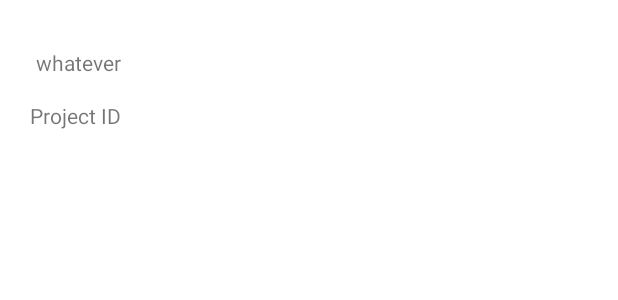
After one commit to gosooners345/CodeBuildersApp, an Android app: the layout file_name_listitem_layout.xml on its own in the app's theme, with its tools: preview values and no code run, on a phone screen of 412 x 824 dp. The commit adds this screen. Shown: the top 300 px of the screen. Run offline under Robolectric (Android 15) with nearby library versions, the phone set to English and light mode, and no system bars.

Commit message:
Added Coding features and completed main section of app
Signed-off-by: Brandon James Guerin <boomersooner12345@gmail.com>

```diff
--- a/app/src/main/res/layout/activity_browser.xml
+++ b/app/src/main/res/layout/activity_browser.xml
@@ -1,11 +1,13 @@
 <?xml version="1.0" encoding="utf-8"?>
-<androidx.constraintlayout.widget.ConstraintLayout xmlns:android="http://schemas.android.com/apk/res/android"
+<androidx.coordinatorlayout.widget.CoordinatorLayout
+    xmlns:android="http://schemas.android.com/apk/res/android"
     xmlns:app="http://schemas.android.com/apk/res-auto"
     xmlns:tools="http://schemas.android.com/tools"
     android:id="@+id/web_holder"
     android:layout_width="match_parent"
     android:layout_height="match_parent"
     tools:context=".browserActivity">
+
 
     <WebView
         android:id="@+id/web_product"
@@ -19,4 +21,4 @@
         app:layout_constraintEnd_toEndOf="parent"
         app:layout_constraintStart_toStartOf="parent"
         app:layout_constraintTop_toTopOf="parent" />
-</androidx.constraintlayout.widget.ConstraintLayout>
+</androidx.coordinatorlayout.widget.CoordinatorLayout>
--- /dev/null
+++ b/app/src/main/res/layout/file_name_listitem_layout.xml
@@ -0,0 +1,30 @@
+<?xml version="1.0" encoding="utf-8"?>
+<androidx.constraintlayout.widget.ConstraintLayout xmlns:android="http://schemas.android.com/apk/res/android"
+    xmlns:app="http://schemas.android.com/apk/res-auto"
+    xmlns:tools="http://schemas.android.com/tools"
+    android:layout_width="match_parent"
+    android:layout_height="wrap_content"
+    android:id="@+id/fileStub">
+
+    <TextView
+        android:id="@+id/file_name_ID"
+        android:layout_width="wrap_content"
+        android:layout_height="wrap_content"
+        android:layout_marginStart="24dp"
+        android:layout_marginTop="32dp"
+        android:text="whatever"
+        app:layout_constraintStart_toStartOf="parent"
+        app:layout_constraintTop_toTopOf="parent" />
+
+    <TextView
+        android:id="@+id/project_ID"
+        android:layout_width="wrap_content"
+        android:layout_height="wrap_content"
+        android:layout_marginStart="20dp"
+        android:layout_marginTop="16dp"
+        android:layout_marginBottom="24dp"
+        android:text="Project ID"
+        app:layout_constraintBottom_toBottomOf="parent"
+        app:layout_constraintStart_toStartOf="parent"
+        app:layout_constraintTop_toBottomOf="@id/file_name_ID" />
+</androidx.constraintlayout.widget.ConstraintLayout>
--- a/app/src/main/res/values/strings.xml
+++ b/app/src/main/res/values/strings.xml
@@ -51,4 +51,6 @@
     <string name="aside"><![CDATA[<aside>]]></string>
     <string name="input"><![CDATA[<input>]]></string>
     <string name="label"><![CDATA[<label>]]></string>
+    <string name="home">home</string>
+    <string name="menu">menu</string>
 </resources>
```
Also changed, not shown: app/src/main/java/com/codebuildersapp/release1/CodeActivity.java (+6 -7 lines), app/src/main/java/com/codebuildersapp/release1/FileAdapter.java (added, +42 -0 lines), app/src/main/java/com/codebuildersapp/release1/MainScreen.java (+18 -1 lines).
